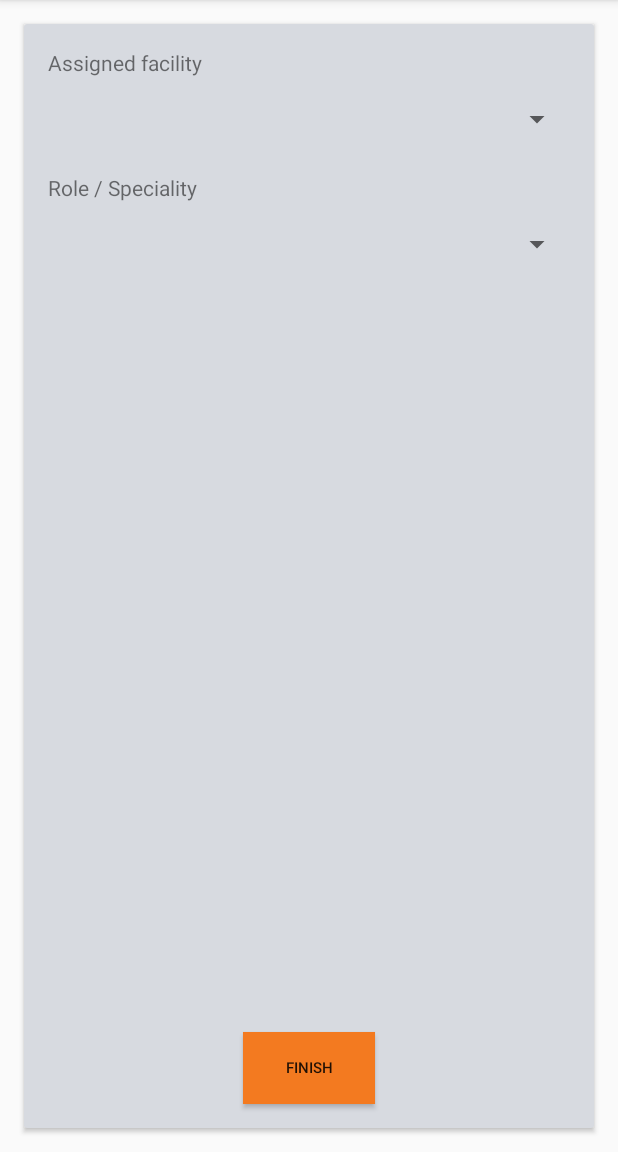
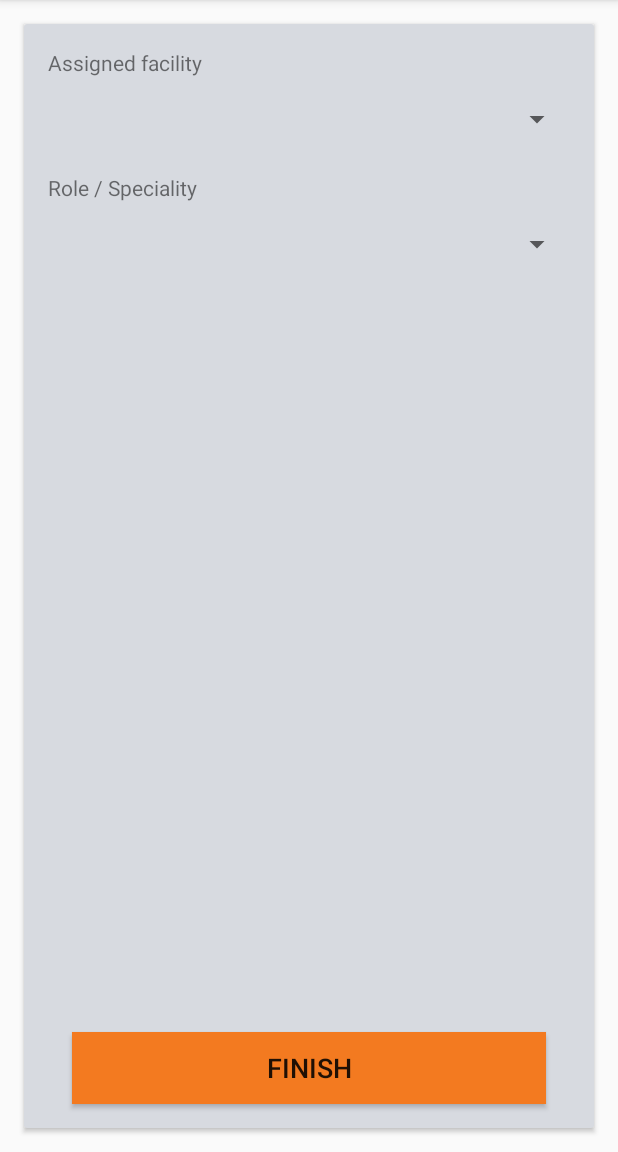
Before and after one commit to access-autism/android-client, an Android app: the ProviderSignUpFormActivity screen opened directly, with no data from a screen before it, on a phone screen of 412 x 824 dp, the part 84-1236 px from its top. Run offline under Robolectric (Android 15) with nearby library versions, the light colour scheme and no system bars.

Commit message:
Fix provider sign-up form

```diff
--- a/app/src/main/res/layout/activity_provider_sign_up_form.xml
+++ b/app/src/main/res/layout/activity_provider_sign_up_form.xml
@@ -27,14 +27,14 @@
 
             <Button
                 android:id="@+id/button4"
-                android:layout_width="wrap_content"
-                android:layout_height="wrap_content"
+                android:layout_width="316dp"
+                android:layout_height="48dp"
                 android:layout_marginBottom="16dp"
                 android:layout_marginEnd="8dp"
                 android:layout_marginStart="8dp"
                 android:background="@color/colorButtonOrange"
                 android:text="@string/finish"
-                android:textSize="10sp"
+                android:textSize="18sp"
                 app:layout_constraintBottom_toBottomOf="parent"
                 app:layout_constraintEnd_toEndOf="parent"
                 app:layout_constraintStart_toStartOf="parent" />
```
